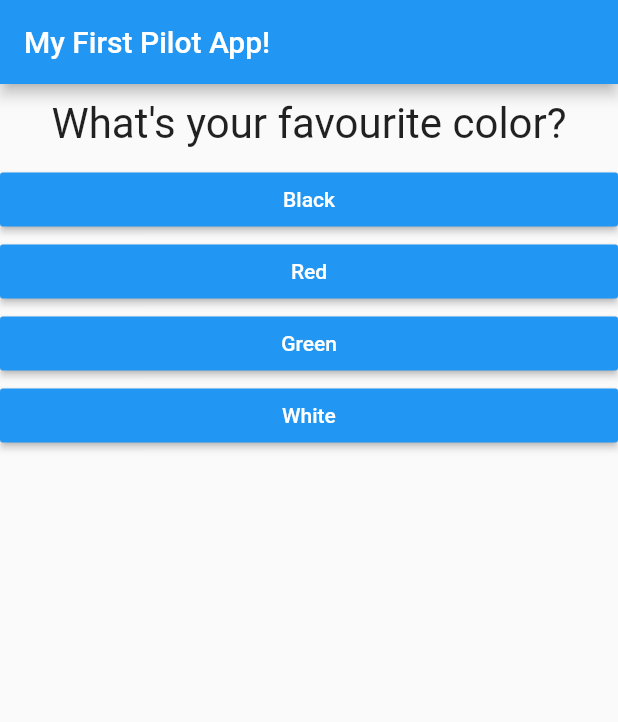
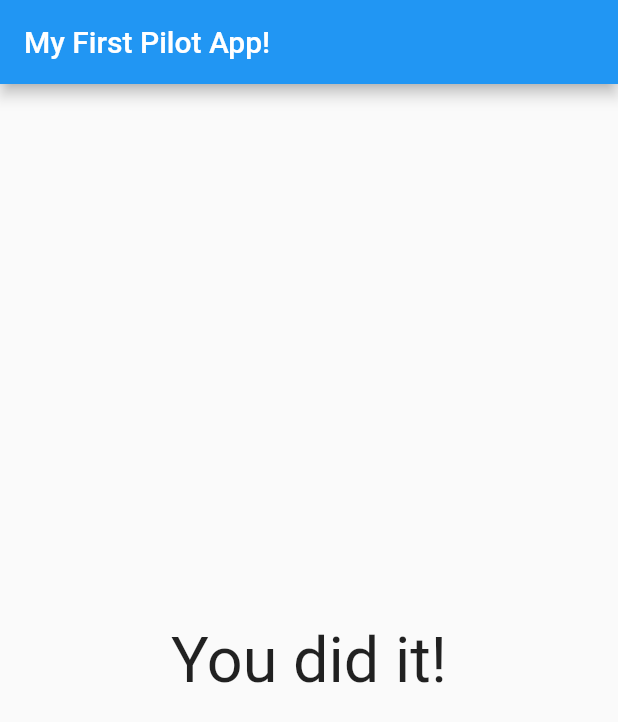
Before and after one commit to ParmbeerJohal/Flutter-Quiz-App, a Flutter app: the screen it shows after launch, after a tap on "Black", after a tap on "Cat", after a tap on "jack", on a phone screen of 412 x 824 dp. Shown: the top 722 px of the screen. Run offline on Flutter 3.47's test engine with Material 2 defaults, Android fonts, the phone set to English and light mode, and no system bars.

```diff
--- a/lib/main.dart
+++ b/lib/main.dart
@@ -17,18 +17,7 @@ class MyPilotApp extends StatefulWidget {
 
 class _MyPilotAppState extends State<MyPilotApp> {
   var _questionIndex = 0;
-
-  void _answerQuestion() {
-    setState(() {
-      _questionIndex = (_questionIndex + 1) % 3;
-    });
-
-    print(_questionIndex);
-  }
-
-  @override
-  Widget build(BuildContext context) {
-    var questions = [
+  static const questions = [
     {
       'questionText': 'What\'s your favourite color?',
       'answers': [
@@ -57,12 +46,24 @@ class _MyPilotAppState extends State<MyPilotApp> {
       ],
     },
   ];
+
+  void _answerQuestion() {
+    setState(() {
+      _questionIndex = _questionIndex + 1;
+    });
+
+    print(_questionIndex);
+  }
+
+  @override
+  Widget build(BuildContext context) {
     return MaterialApp(
       home: Scaffold(
         appBar: AppBar(
           title: Text('My First Pilot App!'),
         ),
-        body: Column(
+        body: _questionIndex < questions.length
+            ? Column(
                 children: [
                   Question(
                     questions[_questionIndex]['questionText'],
@@ -72,6 +73,12 @@ class _MyPilotAppState extends State<MyPilotApp> {
                     return Answer(_answerQuestion, answer);
                   }).toList(),
                 ],
+              )
+            : Center(
+                child: Text(
+                  'You did it!',
+                  textScaleFactor: 3.0,
+                ),
               ),
       ),
     );
```
Lines whose indentation alone changed are shown as unchanged.
